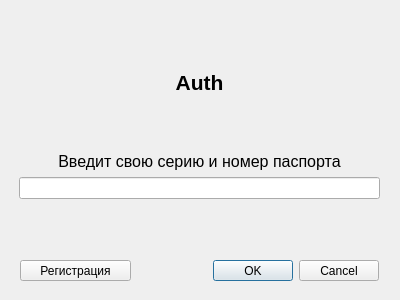
Qt form src/lib/auth.ui (anonumka/hotelBooking) before a commit.
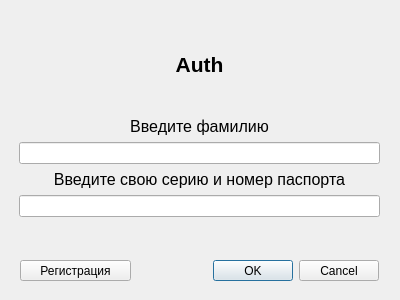
The same form after that commit.

What changed in the file:
```diff
--- a/src/lib/auth.ui
+++ b/src/lib/auth.ui
@@ -73,14 +73,14 @@
      </spacer>
     </item>
     <item>
-     <widget class="QLabel" name="label_2">
+     <widget class="QLabel" name="label_4">
       <property name="font">
        <font>
         <pointsize>12</pointsize>
        </font>
       </property>
       <property name="text">
-       <string>Введит свою серию и номер паспорта</string>
+       <string>Введите фамилию</string>
       </property>
       <property name="alignment">
        <set>Qt::AlignCenter</set>
@@ -90,6 +90,34 @@
     <item>
      <widget class="QLineEdit" name="lineEdit"/>
     </item>
+    <item>
+     <widget class="QLabel" name="label_2">
+      <property name="font">
+       <font>
+        <pointsize>12</pointsize>
+       </font>
+      </property>
+      <property name="text">
+       <string>Введите свою серию и номер паспорта</string>
+      </property>
+      <property name="alignment">
+       <set>Qt::AlignCenter</set>
+      </property>
+     </widget>
+    </item>
+    <item>
+     <widget class="QLineEdit" name="lineEdit_2">
+      <property name="inputMethodHints">
+       <set>Qt::ImhHiddenText|Qt::ImhNoAutoUppercase|Qt::ImhNoPredictiveText|Qt::ImhSensitiveData</set>
+      </property>
+      <property name="echoMode">
+       <enum>QLineEdit::Password</enum>
+      </property>
+      <property name="clearButtonEnabled">
+       <bool>false</bool>
+      </property>
+     </widget>
+    </item>
     <item>
      <spacer name="verticalSpacer_2">
       <property name="orientation">
```
